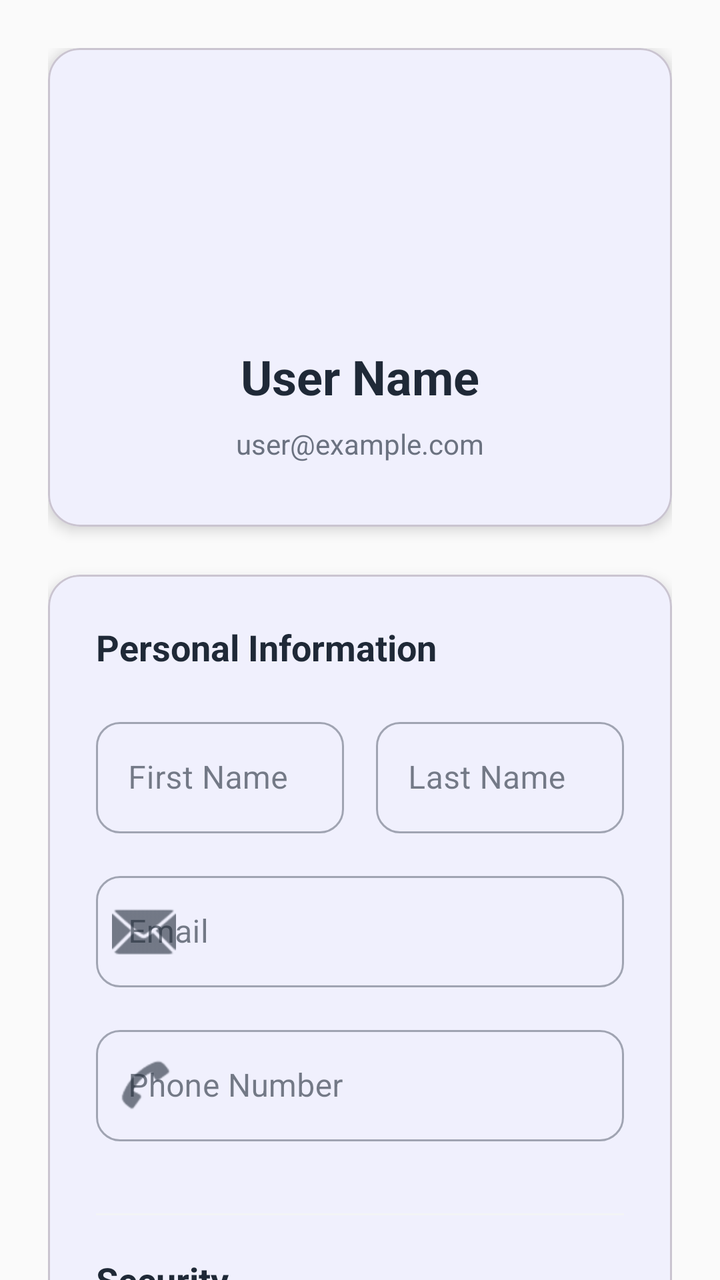
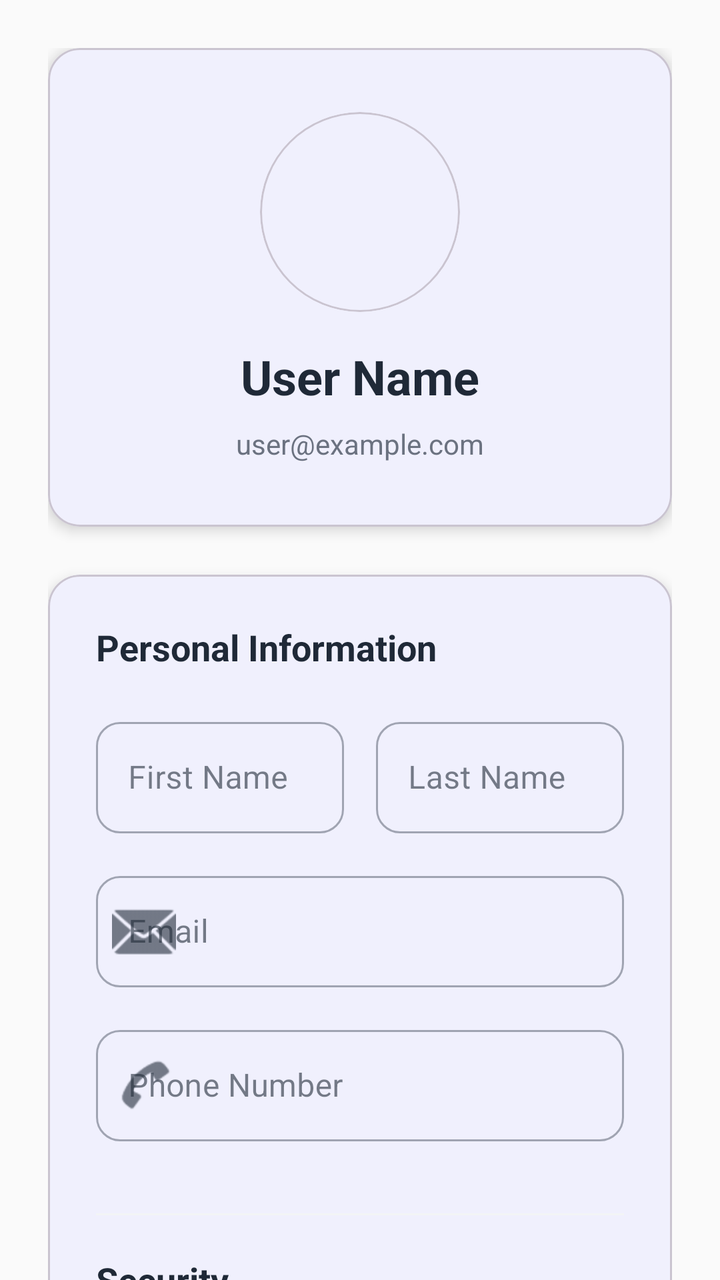

Two renders of the same Android screen: before a commit and after it. Below are the layout's source before the change and the commit's diff.
<!-- AndroidManifest.xml: application theme Theme.TestApp -->
<!-- res/layout/fragment_user_profile.xml -->
<?xml version="1.0" encoding="utf-8"?>
<androidx.coordinatorlayout.widget.CoordinatorLayout xmlns:android="http://schemas.android.com/apk/res/android"
    xmlns:app="http://schemas.android.com/apk/res-auto"
    xmlns:tools="http://schemas.android.com/tools"
    android:layout_width="match_parent"
    android:layout_height="match_parent"
    android:background="?attr/android:colorBackground"
    tools:context=".screens.userprofile.UserProfileFragment">

    <androidx.core.widget.NestedScrollView
        android:layout_width="match_parent"
        android:layout_height="match_parent"
>

        <LinearLayout
            android:layout_width="match_parent"
            android:layout_height="wrap_content"
            android:orientation="vertical"
            android:padding="24dp">

            <com.google.android.material.card.MaterialCardView
                android:layout_width="match_parent"
                android:layout_height="wrap_content"
                android:layout_marginBottom="24dp"
                app:cardCornerRadius="16dp"
                app:cardElevation="4dp">

                <LinearLayout
                    android:layout_width="match_parent"
                    android:layout_height="wrap_content"
                    android:orientation="vertical"
                    android:gravity="center"
                    android:padding="32dp">

                    <ImageView
                        android:layout_width="100dp"
                        android:layout_height="100dp"
                        android:layout_marginBottom="16dp"
                        android:src="@drawable/ic_launcher" />

                    <TextView
                        android:id="@+id/tv_user_display_name"
                        android:layout_width="wrap_content"
                        android:layout_height="wrap_content"
                        android:text="User Name"
                        android:textSize="24sp"
                        android:textStyle="bold"
                        android:textColor="?attr/colorOnBackground"
                        android:layout_marginBottom="8dp" />

                    <TextView
                        android:id="@+id/tv_user_display_email"
                        android:layout_width="wrap_content"
                        android:layout_height="wrap_content"
                        android:text="user@example.com"
                        android:textSize="14sp"
                        android:textColor="?attr/colorOnSurfaceVariant" />

                    <com.google.android.material.card.MaterialCardView
                        android:id="@+id/admin_badge"
                        android:layout_width="wrap_content"
                        android:layout_height="wrap_content"
                        android:layout_marginTop="12dp"
                        android:visibility="gone"
                        app:cardBackgroundColor="?attr/colorSecondary"
                        app:cardCornerRadius="16dp"
                        app:cardElevation="2dp">

                        <LinearLayout
                            android:layout_width="wrap_content"
                            android:layout_height="wrap_content"
                            android:orientation="horizontal"
                            android:paddingHorizontal="12dp"
                            android:paddingVertical="6dp"
                            android:gravity="center_vertical">

                            <TextView
                                android:layout_width="wrap_content"
                                android:layout_height="wrap_content"
                                android:text="⚙️"
                                android:textSize="14sp"
                                android:layout_marginEnd="6dp" />

                            <TextView
                                android:layout_width="wrap_content"
                                android:layout_height="wrap_content"
                                android:text="Administrator"
                                android:textSize="12sp"
                                android:textStyle="bold"
                                android:textColor="?attr/colorOnSecondary" />

                        </LinearLayout>

                    </com.google.android.material.card.MaterialCardView>

                </LinearLayout>

            </com.google.android.material.card.MaterialCardView>

            <com.google.android.material.card.MaterialCardView
                android:layout_width="match_parent"
                android:layout_height="wrap_content"
                app:cardCornerRadius="16dp"
                app:cardElevation="4dp">

                <LinearLayout
                    android:layout_width="match_parent"
                    android:layout_height="wrap_content"
                    android:orientation="vertical"
                    android:padding="24dp">

                    <TextView
                        android:layout_width="wrap_content"
                        android:layout_height="wrap_content"
                        android:text="Personal Information"
                        android:textStyle="bold"
                        android:textSize="18sp"
                        android:textColor="?attr/colorOnBackground"
                        android:layout_marginBottom="20dp" />

                    <LinearLayout
                        android:layout_width="match_parent"
                        android:layout_height="wrap_content"
                        android:orientation="horizontal"
                        android:layout_marginBottom="16dp">

                        <com.google.android.material.textfield.TextInputLayout
                            android:layout_width="0dp"
                            android:layout_height="wrap_content"
                            android:layout_weight="1"
                            android:layout_marginEnd="8dp"
                            style="@style/Widget.MaterialComponents.TextInputLayout.OutlinedBox"
                            app:boxCornerRadiusTopStart="12dp"
                            app:boxCornerRadiusTopEnd="12dp"
                            app:boxCornerRadiusBottomStart="12dp"
                            app:boxCornerRadiusBottomEnd="12dp">

                            <com.google.android.material.textfield.TextInputEditText
                                android:id="@+id/et_user_first_name"
                                android:layout_width="match_parent"
                                android:layout_height="wrap_content"
                                android:hint="First Name"
                                android:inputType="textPersonName" />

                        </com.google.android.material.textfield.TextInputLayout>

                        <com.google.android.material.textfield.TextInputLayout
                            android:layout_width="0dp"
                            android:layout_height="wrap_content"
                            android:layout_weight="1"
                            android:layout_marginStart="8dp"
                            style="@style/Widget.MaterialComponents.TextInputLayout.OutlinedBox"
                            app:boxCornerRadiusTopStart="12dp"
                            app:boxCornerRadiusTopEnd="12dp"
                            app:boxCornerRadiusBottomStart="12dp"
                            app:boxCornerRadiusBottomEnd="12dp">

                            <com.google.android.material.textfield.TextInputEditText
                                android:id="@+id/et_user_last_name"
                                android:layout_width="match_parent"
                                android:layout_height="wrap_content"
                                android:hint="Last Name"
                                android:inputType="textPersonName" />

                        </com.google.android.material.textfield.TextInputLayout>

                    </LinearLayout>

                    <com.google.android.material.textfield.TextInputLayout
                        android:layout_width="match_parent"
                        android:layout_height="wrap_content"
                        android:layout_marginBottom="16dp"
                        style="@style/Widget.MaterialComponents.TextInputLayout.OutlinedBox"
                        app:boxCornerRadiusTopStart="12dp"
                        app:boxCornerRadiusTopEnd="12dp"
                        app:boxCornerRadiusBottomStart="12dp"
                        app:boxCornerRadiusBottomEnd="12dp"
                        app:startIconDrawable="@android:drawable/ic_dialog_email">

                        <com.google.android.material.textfield.TextInputEditText
                            android:id="@+id/et_user_email"
                            android:layout_width="match_parent"
                            android:layout_height="wrap_content"
                            android:hint="Email"
                            android:inputType="textEmailAddress" />

                    </com.google.android.material.textfield.TextInputLayout>

                    <com.google.android.material.textfield.TextInputLayout
                        android:layout_width="match_parent"
                        android:layout_height="wrap_content"
                        android:layout_marginBottom="16dp"
                        style="@style/Widget.MaterialComponents.TextInputLayout.OutlinedBox"
                        app:boxCornerRadiusTopStart="12dp"
                        app:boxCornerRadiusTopEnd="12dp"
                        app:boxCornerRadiusBottomStart="12dp"
                        app:boxCornerRadiusBottomEnd="12dp"
                        app:startIconDrawable="@android:drawable/sym_action_call"
                        app:prefixText="+1">

                        <com.google.android.material.textfield.TextInputEditText
                            android:id="@+id/et_user_phone"
                            android:layout_width="match_parent"
                            android:layout_height="wrap_content"
                            android:hint="Phone Number"
                            android:inputType="phone" />

                    </com.google.android.material.textfield.TextInputLayout>

                    <View
                        android:layout_width="match_parent"
                        android:layout_height="1dp"
                        android:background="?attr/colorSurfaceVariant"
                        android:layout_marginVertical="20dp" />

                    <TextView
                        android:layout_width="wrap_content"
                        android:layout_height="wrap_content"
                        android:text="Security"
                        android:textStyle="bold"
                        android:textSize="18sp"
                        android:textColor="?attr/colorOnBackground"
                        android:layout_marginBottom="20dp" />

                    <com.google.android.material.textfield.TextInputLayout
                        android:layout_width="match_parent"
                        android:layout_height="wrap_content"
                        android:layout_marginBottom="24dp"
                        style="@style/Widget.MaterialComponents.TextInputLayout.OutlinedBox"
                        app:boxCornerRadiusTopStart="12dp"
                        app:boxCornerRadiusTopEnd="12dp"
                        app:boxCornerRadiusBottomStart="12dp"
                        app:boxCornerRadiusBottomEnd="12dp"
                        app:passwordToggleEnabled="true"
                        app:startIconDrawable="@android:drawable/ic_lock_idle_lock"
                        app:helperText="Leave blank to keep current password">

                        <com.google.android.material.textfield.TextInputEditText
                            android:id="@+id/et_user_password"
                            android:layout_width="match_parent"
                            android:layout_height="wrap_content"
                            android:hint="New Password"
                            android:inputType="textPassword" />

                    </com.google.android.material.textfield.TextInputLayout>

                    <com.google.android.material.button.MaterialButton
                        android:id="@+id/btn_edit_profile"
                        android:layout_width="match_parent"
                        android:layout_height="60dp"
                        android:text="Save Changes"
                        android:textAllCaps="false"
                        android:textSize="16sp"
                        app:cornerRadius="30dp"
                        app:icon="@android:drawable/ic_menu_save"
                        app:iconGravity="textStart"
                        style="@style/Widget.MaterialComponents.Button.UnelevatedButton" />

                </LinearLayout>

            </com.google.android.material.card.MaterialCardView>

            <View
                android:layout_width="match_parent"
                android:layout_height="24dp" />

            <com.google.android.material.button.MaterialButton
                android:id="@+id/btn_sign_out"
                android:layout_width="match_parent"
                android:layout_height="56dp"
                android:text="Sign Out"
                android:textAllCaps="false"
                app:cornerRadius="28dp"
                style="@style/Widget.MaterialComponents.Button.OutlinedButton"
                app:strokeColor="?attr/colorError"
                android:textColor="?attr/colorError" />

        </LinearLayout>

    </androidx.core.widget.NestedScrollView>

</androidx.coordinatorlayout.widget.CoordinatorLayout>
<!-- resources referenced by this layout -->
<resources>
  <!-- drawable ic_launcher (drawable) -->
  <?xml version="1.0" encoding="utf-8"?>
  <adaptive-icon xmlns:android="http://schemas.android.com/apk/res/android">
    <background android:drawable="@mipmap/ic_launcher_adaptive_back"/>
    <foreground android:drawable="@mipmap/ic_launcher_adaptive_fore"/>
  </adaptive-icon>
  <style name="Theme.TestApp" parent="Base.Theme.TestApp" />
  <style name="Base.Theme.TestApp" parent="Theme.Material3.DayNight.NoActionBar">
          <item name="colorPrimary">@color/primary</item>
          <item name="colorPrimaryVariant">@color/primary_variant</item>
          <item name="colorOnPrimary">@color/on_primary</item>
          
          <item name="colorSecondary">@color/secondary</item>
          <item name="colorSecondaryVariant">@color/secondary_variant</item>
          <item name="colorOnSecondary">@color/on_secondary</item>
          
          <item name="android:colorBackground">@color/background</item>
          <item name="colorSurface">@color/surface</item>
          <item name="colorOnBackground">@color/on_background</item>
          <item name="colorOnSurface">@color/on_surface</item>
          
          <item name="colorError">@color/error</item>
          <item name="colorOnError">@color/on_error</item>
          
          <item name="colorOutline">@color/outline</item>
          <item name="colorSurfaceVariant">@color/surface_variant</item>
          <item name="colorOnSurfaceVariant">@color/on_surface_variant</item>
          
          <item name="android:statusBarColor">@color/primary</item>
          <item name="android:navigationBarColor">@color/surface</item>
          <item name="android:windowLightStatusBar">false</item>
          <item name="android:windowLightNavigationBar">true</item>
      </style>
  <color name="primary">#6366F1</color>
  <color name="primary_variant">#4F46E5</color>
  <color name="on_primary">#FFFFFF</color>
  <color name="secondary">#EC4899</color>
  <color name="secondary_variant">#DB2777</color>
  <color name="on_secondary">#FFFFFF</color>
  <color name="background">#FAFAFA</color>
  <color name="surface">#FFFFFF</color>
  <color name="on_background">#1F2937</color>
  <color name="on_surface">#1F2937</color>
  <color name="error">#EF4444</color>
  <color name="on_error">#FFFFFF</color>
  <color name="outline">#E5E7EB</color>
  <color name="surface_variant">#F3F4F6</color>
  <color name="on_surface_variant">#6B7280</color>
</resources>

<!-- the commit's change to res/layout/fragment_user_profile.xml (unified diff, before → after) -->
@@ -32,11 +32,22 @@
                     android:gravity="center"
                     android:padding="32dp">
 
-                    <ImageView
+                    <com.google.android.material.card.MaterialCardView
                         android:layout_width="100dp"
                         android:layout_height="100dp"
                         android:layout_marginBottom="16dp"
-                        android:src="@drawable/ic_launcher" />
+                        app:cardCornerRadius="50dp"
+                        app:cardElevation="0dp">
+
+                        <ImageView
+                            android:id="@+id/iv_user_profile_image"
+                            android:layout_width="match_parent"
+                            android:layout_height="match_parent"
+                            android:scaleType="centerCrop"
+                            android:contentDescription="Profile picture"
+                            android:src="@drawable/ic_launcher" />
+
+                    </com.google.android.material.card.MaterialCardView>
 
                     <TextView
                         android:id="@+id/tv_user_display_name"
